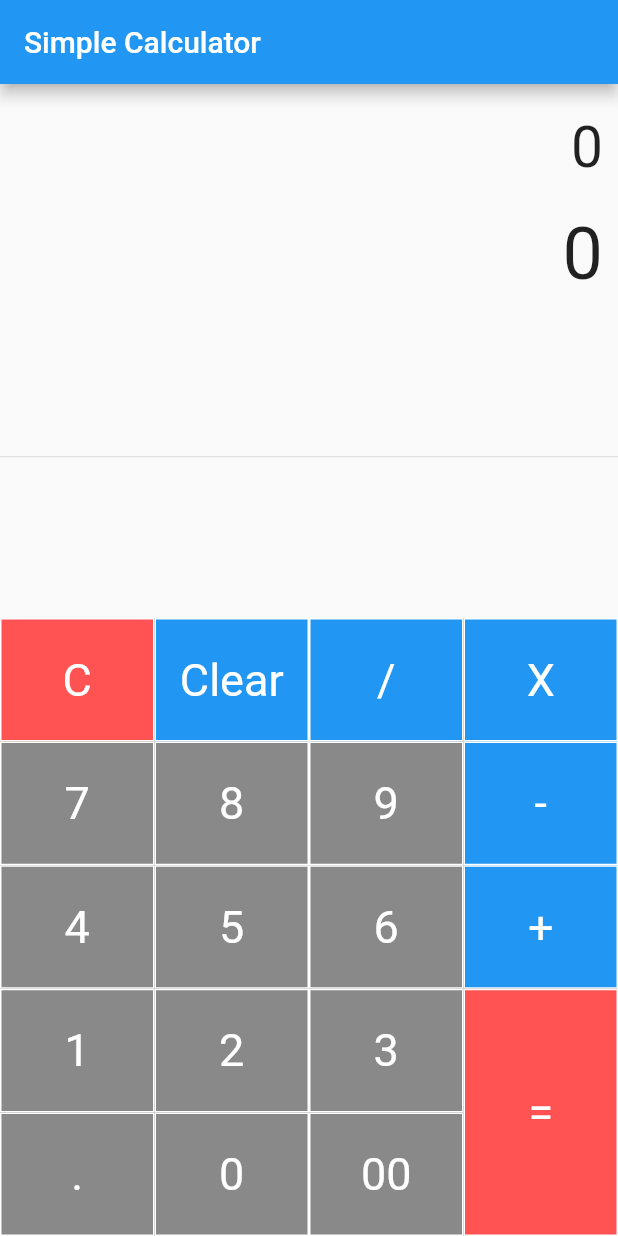
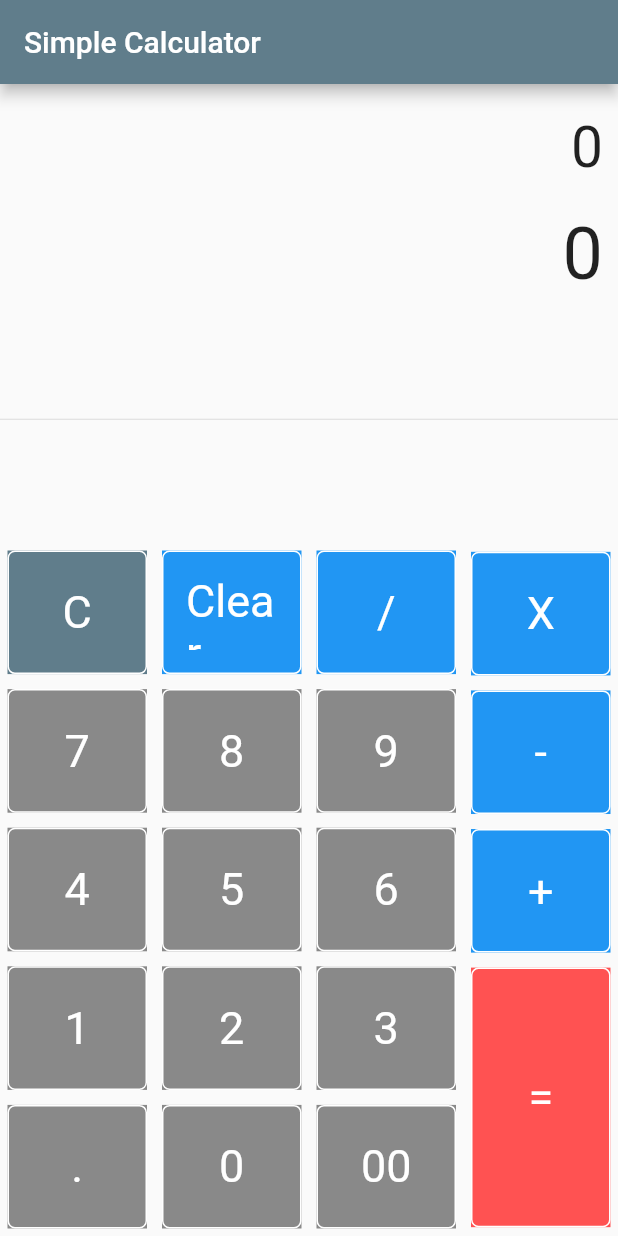
Before and after one commit to HansiGaya99/Calculator---Flutter, a Flutter app: the screen it shows after launch, on a phone screen of 412 x 824 dp. Run offline on Flutter 3.47's test engine with Material 2 defaults, Android fonts, the phone set to English and light mode, and no system bars; our stand-ins replace math_expressions.

Commit message:
Update 11

```diff
--- a/calculator/lib/main.dart
+++ b/calculator/lib/main.dart
@@ -13,7 +13,7 @@ class Calculator extends StatelessWidget {
     return MaterialApp(
       debugShowCheckedModeBanner: false,
       title: "Simple caculator",
-      theme: ThemeData(primarySwatch: Colors.blue),
+      theme: ThemeData(primarySwatch: Colors.blueGrey),
       home: SimpleCalculator(),
     );
   }
@@ -82,12 +82,13 @@ class _SimpleCalculatorState extends State<SimpleCalculator> {
   Widget buildButton(
       String buttonText, double buttonHeight, Color buttonColor) {
     return Container(
+      margin: EdgeInsets.all(5.0),
       height: MediaQuery.of(context).size.height * 0.1 * buttonHeight,
       color: buttonColor,
       // ignore: deprecated_member_use
       child: FlatButton(
         shape: RoundedRectangleBorder(
-          borderRadius: BorderRadius.circular(0.0),
+          borderRadius: BorderRadius.circular(5.0),
           side: BorderSide(
               color: Colors.white, width: 1, style: BorderStyle.solid),
         ),
@@ -138,7 +139,7 @@ class _SimpleCalculatorState extends State<SimpleCalculator> {
                   children: [
                     TableRow(
                       children: [
-                        buildButton("C", 1, Colors.redAccent),
+                        buildButton("C", 1, Colors.blueGrey),
                         buildButton("Clear", 1, Colors.blue),
                         buildButton("/", 1, Colors.blue),
                       ],
@@ -195,7 +196,7 @@ class _SimpleCalculatorState extends State<SimpleCalculator> {
                     ),
                     TableRow(
                       children: [
-                        buildButton("=", 2, Colors.redAccent),
+                        buildButton("=", 2.1, Colors.redAccent),
                       ],
                     ),
                   ],
```
